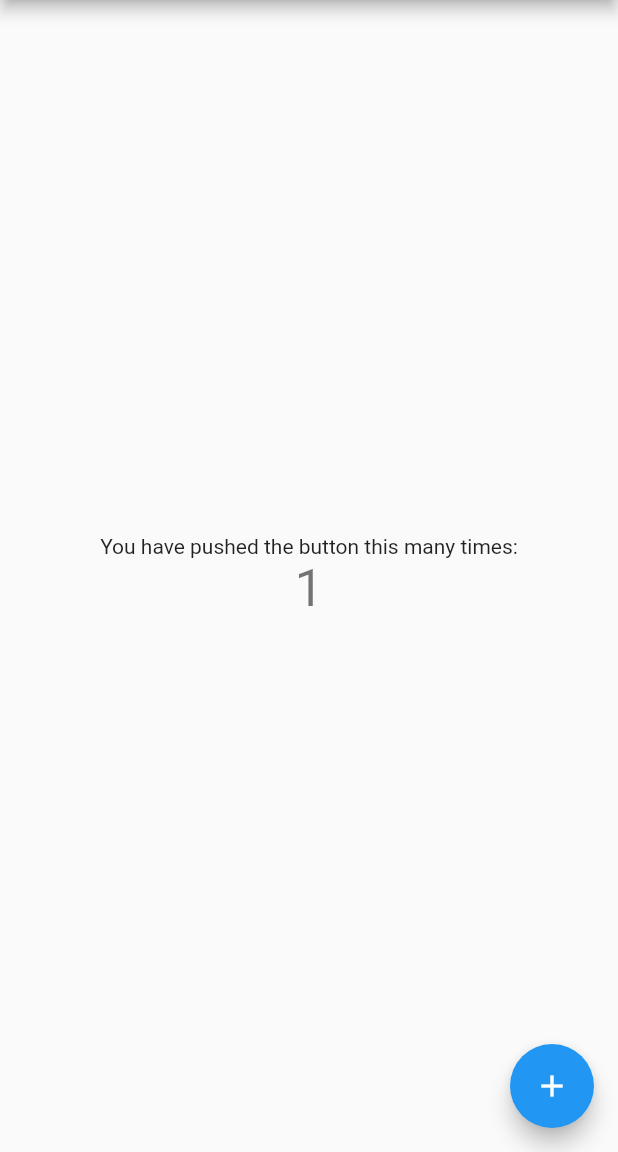
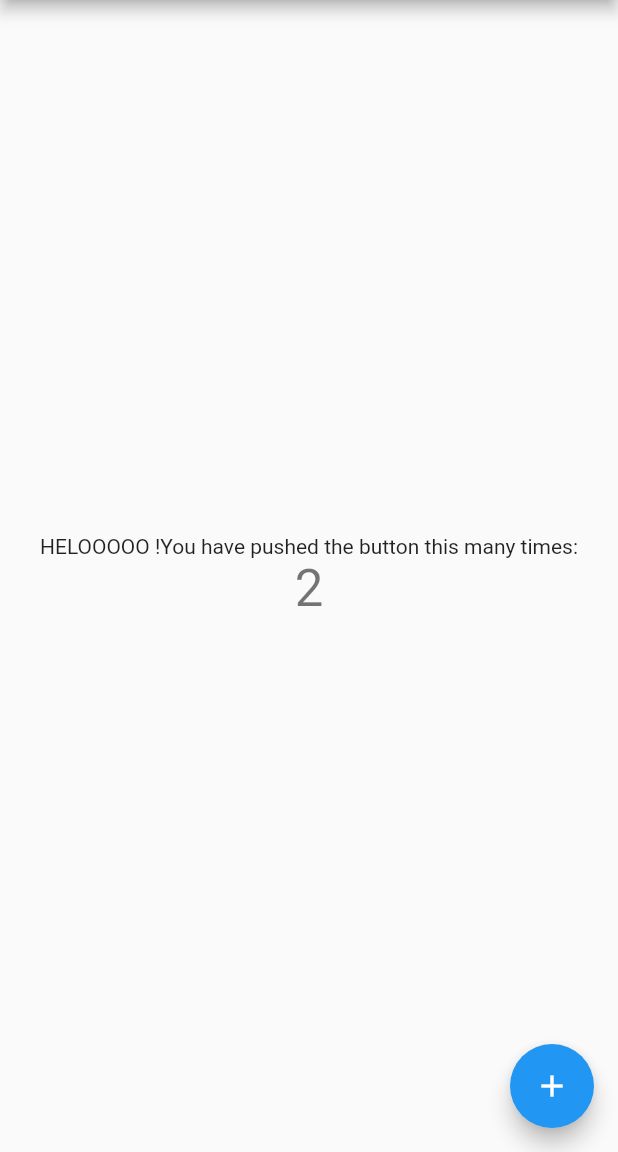
Before and after one commit to crisan-andrada-30126/FlutterAPP, a Flutter app: the screen it shows after launch, after a tap on the "add" icon, on a phone screen of 412 x 824 dp, the part 84-1236 px from its top. Run offline on Flutter 3.47's test engine with Material 2 defaults, Android fonts, the phone set to English and light mode, and no system bars.

Commit message:
TRY SETUP

```diff
--- a/artshop/lib/main.dart
+++ b/artshop/lib/main.dart
@@ -57,7 +57,7 @@ class _MyHomePageState extends State<MyHomePage> {
       // so that the display can reflect the updated values. If we changed
       // _counter without calling setState(), then the build method would not be
       // called again, and so nothing would appear to happen.
-      _counter++;
+      _counter = _counter + 2;
     });
   }
 
@@ -96,7 +96,7 @@ class _MyHomePageState extends State<MyHomePage> {
           mainAxisAlignment: MainAxisAlignment.center,
           children: <Widget>[
             const Text(
-              'You have pushed the button this many times:',
+              'HELOOOOO !You have pushed the button this many times:',
             ),
             Text(
               '$_counter',
```
